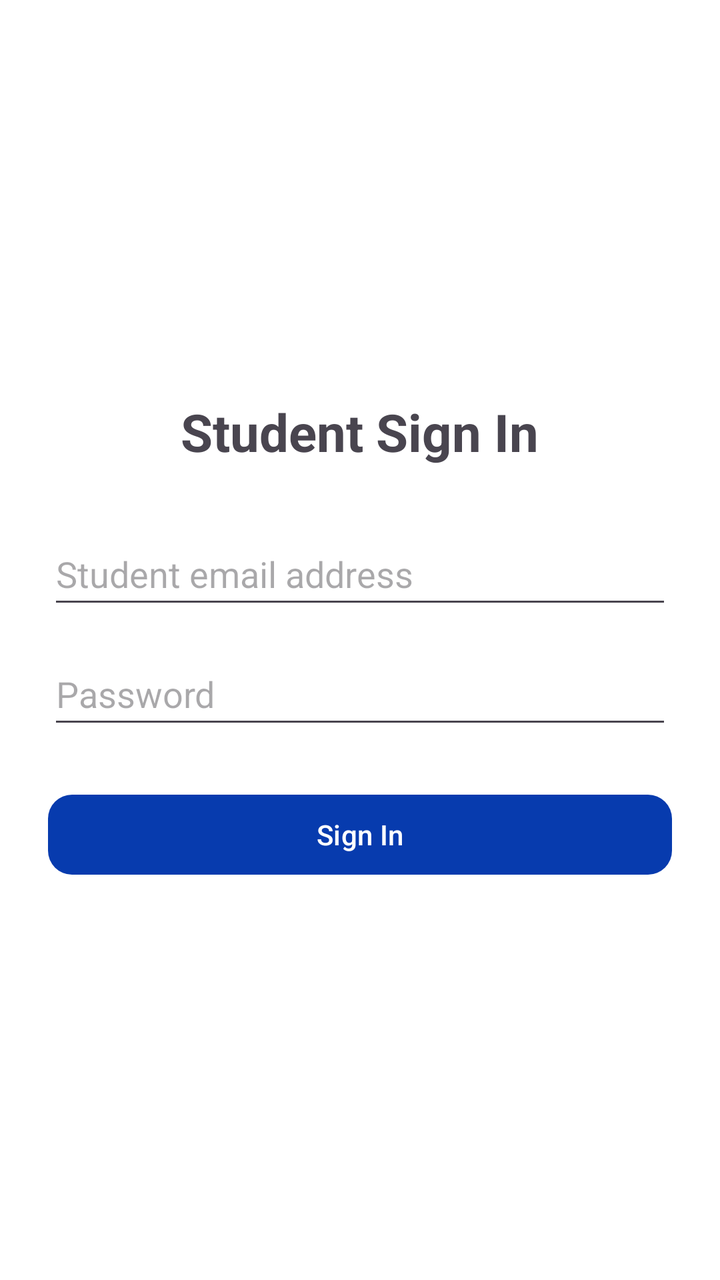
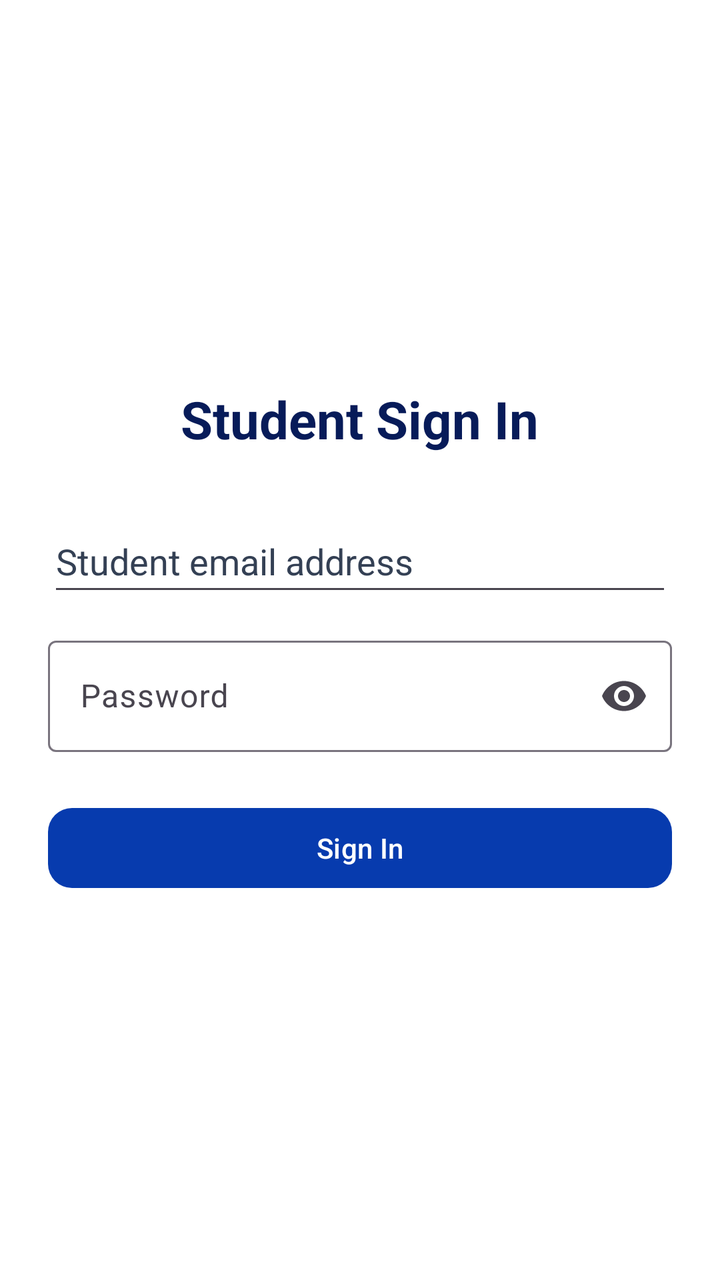

Two renders of the same Android screen: before a commit and after it. Below are the layout's source before the change and the commit's diff.
<!-- AndroidManifest.xml: application theme Theme.StudentMarketplace -->
<!-- res/layout/fragment_sign_in.xml -->
<?xml version="1.0" encoding="utf-8"?>
<LinearLayout
    xmlns:android="http://schemas.android.com/apk/res/android"
    android:layout_width="match_parent"
    android:layout_height="match_parent"
    android:orientation="vertical"
    android:gravity="center"
    android:padding="24dp">

    
    <TextView
        android:layout_width="wrap_content"
        android:layout_height="wrap_content"
        android:text="Student Sign In"
        android:textSize="26sp"
        android:textStyle="bold"
        android:layout_marginBottom="28dp" />

    
    <EditText
        android:id="@+id/etSignInEmail"
        android:layout_width="match_parent"
        android:layout_height="wrap_content"
        android:minHeight="48dp"
        android:hint="Student email address"
        android:inputType="textEmailAddress"
        android:autofillHints="emailAddress" />

    
    <EditText
        android:id="@+id/etSignInPassword"
        android:layout_width="match_parent"
        android:layout_height="wrap_content"
        android:minHeight="48dp"
        android:hint="Password"
        android:inputType="textPassword"
        android:autofillHints="password"
        android:layout_marginTop="12dp" />

    
    <Button
        android:id="@+id/btnSignIn"
        style="@style/StudentMarketplace.PrimaryButton"
        android:layout_width="match_parent"
        android:layout_height="wrap_content"
        android:minHeight="48dp"
        android:text="Sign In"
        android:layout_marginTop="24dp" />

</LinearLayout>
<!-- resources referenced by this layout -->
<resources>
  <style name="StudentMarketplace.PrimaryButton" parent="Widget.Material3.Button">
          <item name="backgroundTint">@color/brand_blue</item>
          <item name="android:textColor">@color/brand_white</item>
          <item name="cornerRadius">12dp</item>
      </style>
  <style name="Theme.StudentMarketplace" parent="Base.Theme.StudentMarketplace" />
  <color name="brand_blue">#073BAE</color>
  <color name="brand_white">#FFFFFF</color>
  <style name="Base.Theme.StudentMarketplace" parent="Theme.Material3.DayNight.NoActionBar">
  
          <item name="colorPrimary">@color/brand_blue</item>
          <item name="colorOnPrimary">@color/brand_white</item>
          <item name="colorSecondary">@color/brand_yellow</item>
          <item name="colorOnSecondary">@color/brand_navy</item>
  
          <item name="android:colorBackground">@color/brand_white</item>
          <item name="android:textColorPrimary">@color/text_primary</item>
  
          <item name="android:statusBarColor">@color/brand_navy</item>
          <item name="android:navigationBarColor">@color/brand_navy</item>
      </style>
  <color name="brand_yellow">#FFD600</color>
  <color name="brand_navy">#071B59</color>
  <color name="text_primary">#071B59</color>
</resources>

<!-- the commit's change to res/layout/fragment_sign_in.xml (unified diff, before → after) -->
@@ -1,6 +1,6 @@
-<?xml version="1.0" encoding="utf-8"?>
 <LinearLayout
     xmlns:android="http://schemas.android.com/apk/res/android"
+    xmlns:app="http://schemas.android.com/apk/res-auto"
     android:layout_width="match_parent"
     android:layout_height="match_parent"
     android:orientation="vertical"
@@ -27,15 +27,23 @@
         android:autofillHints="emailAddress" />
 
     
-    <EditText
-        android:id="@+id/etSignInPassword"
+    <com.google.android.material.textfield.TextInputLayout
         android:layout_width="match_parent"
         android:layout_height="wrap_content"
-        android:minHeight="48dp"
-        android:hint="Password"
-        android:inputType="textPassword"
-        android:autofillHints="password"
-        android:layout_marginTop="12dp" />
+        android:layout_marginTop="12dp"
+        app:endIconMode="password_toggle">
+
+        
+        <com.google.android.material.textfield.TextInputEditText
+            android:id="@+id/etSignInPassword"
+            android:layout_width="match_parent"
+            android:layout_height="wrap_content"
+            android:minHeight="48dp"
+            android:hint="Password"
+            android:inputType="textPassword"
+            android:autofillHints="password" />
+
+    </com.google.android.material.textfield.TextInputLayout>
 
     
     <Button
<!-- resource entries referenced after the edit -->
@@ -17,6 +17,10 @@
   
           <item name="android:colorBackground">@color/brand_white</item>
           <item name="android:textColorPrimary">@color/text_primary</item>
+          
+          <item name="android:textColorHint">@color/text_secondary</item>
+          
+          <item name="android:textColor">@color/text_primary</item>
   
           <item name="android:statusBarColor">@color/brand_navy</item>
           <item name="android:navigationBarColor">@color/brand_navy</item>
@@ -24,5 +28,6 @@
   <color name="brand_yellow">#FFD600</color>
   <color name="brand_navy">#071B59</color>
   <color name="text_primary">#071B59</color>
+  <color name="text_secondary">#344054</color>
 </resources>
 
